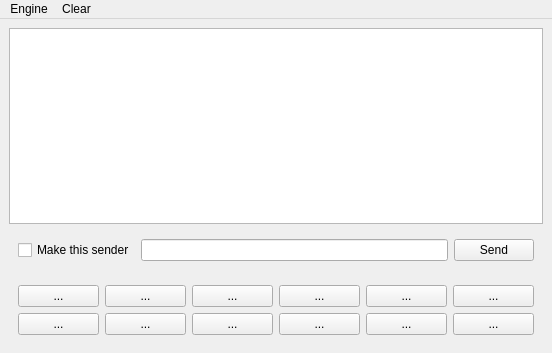
This is mqt/MqtDataModes/dmmainwindow.ui in Rsclub22/Minos2-Mirror as Qt 5 draws it before an edit. The edited form follows.
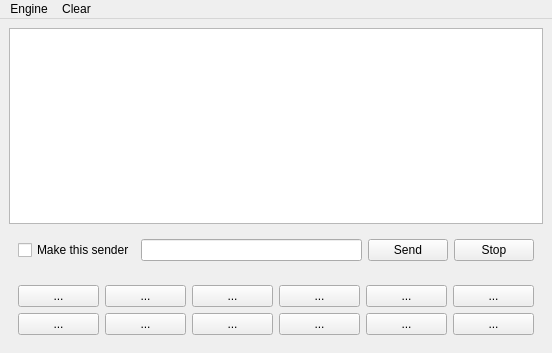
This is the edited form. Custom widgets are drawn as their Qt base class.

The edit to the form file:
```diff
--- a/mqt/MqtDataModes/dmmainwindow.ui
+++ b/mqt/MqtDataModes/dmmainwindow.ui
@@ -46,6 +46,13 @@
          </property>
         </widget>
        </item>
+       <item>
+        <widget class="QPushButton" name="stopButton">
+         <property name="text">
+          <string>Stop</string>
+         </property>
+        </widget>
+       </item>
       </layout>
      </widget>
     </item>
```
Left out of the diff: 2 changed lines with no effect on the pictures.
